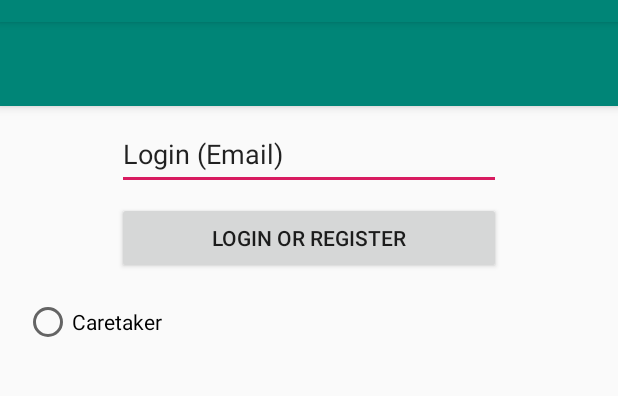
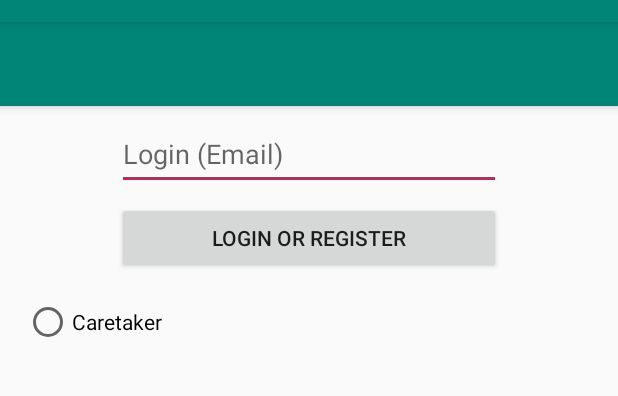
Before and after one commit to CMPUT301F18T10/MediTrack, an Android app: the screen it shows after launch (LoginActivity), on a phone screen of 412 x 824 dp, the part 62-458 px from its top. Run offline under Robolectric (Android 15) with nearby library versions, the phone set to English and light mode, and no system bars.

Commit message:
Change Login.xml editText.text to editText.hin

```diff
--- a/app/src/main/res/layout/content_login.xml
+++ b/app/src/main/res/layout/content_login.xml
@@ -36,7 +36,7 @@
         android:layout_marginTop="8dp"
         android:ems="10"
         android:inputType="textPersonName"
-        android:text="Login (Email)"
+        android:hint="Login (Email)"
         app:layout_constraintEnd_toEndOf="parent"
         app:layout_constraintStart_toStartOf="parent"
         app:layout_constraintTop_toTopOf="parent" />
```
Also changed, not shown: app/src/main/java/com/example/meditrack/viewProblemActivity.java (+8 -2 lines).
